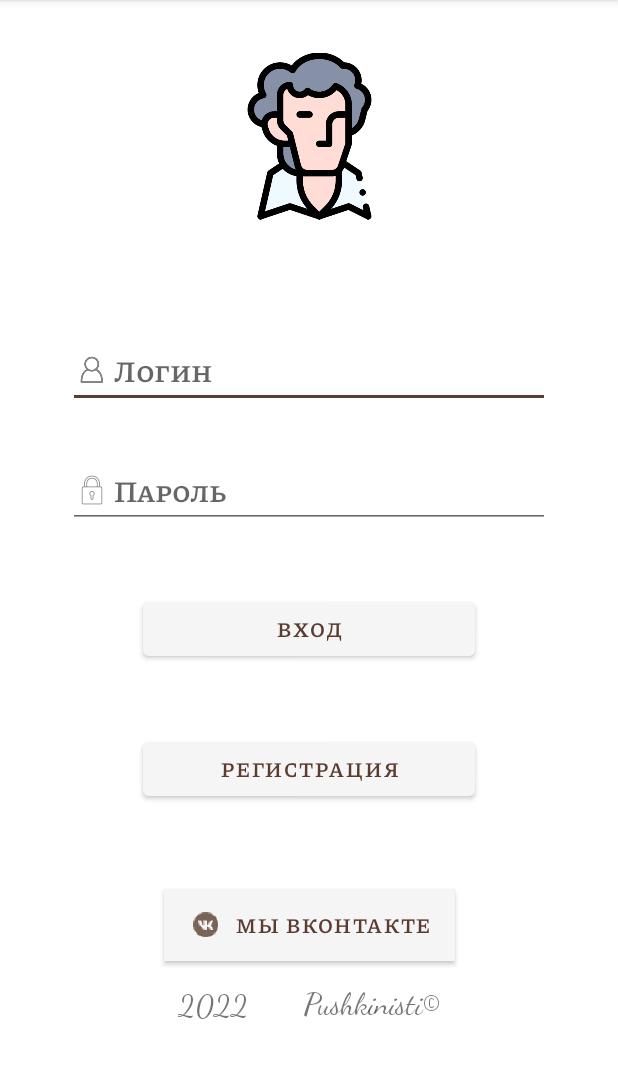
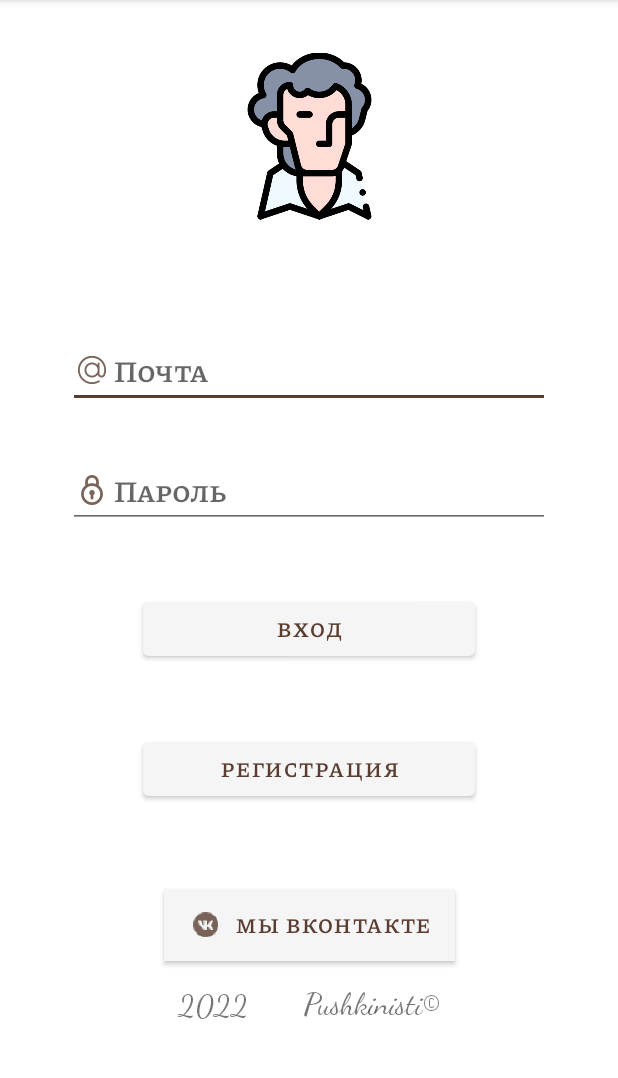
Before and after one commit to MrSmIlEyar/software_for_the_lyceum9_java, an Android app: the screen it shows after launch (MainActivity), after a tap on "ВХОД", on a phone screen of 412 x 824 dp, the part 84-1162 px from its top. Run offline under Robolectric (Android 15) with nearby library versions, the phone set to English and light mode, and no system bars; our stand-ins replace Firebase (no records; nobody signed in at launch, a user with empty details on screens opened directly).

Commit message:
autologin and redesign

```diff
--- a/app/src/main/java/com/example/mylyceum/MainActivity.java
+++ b/app/src/main/java/com/example/mylyceum/MainActivity.java
@@ -1,11 +1,15 @@
 package com.example.mylyceum;
 
 import androidx.annotation.NonNull;
+import androidx.appcompat.app.ActionBar;
 import androidx.appcompat.app.AppCompatActivity;
 
+import android.app.ProgressDialog;
 import android.content.Intent;
+
 import android.net.Uri;
 import android.os.Bundle;
+import android.provider.DocumentsContract;
 import android.text.TextUtils;
 import android.view.View;
 import android.widget.Button;
@@ -21,13 +25,17 @@ import com.google.firebase.auth.FirebaseUser;
 import com.google.firebase.database.DatabaseReference;
 import com.google.firebase.database.FirebaseDatabase;
 
+import java.io.FileNotFoundException;
+import java.util.Scanner;
+import java.io.File;
+
 public class MainActivity extends AppCompatActivity {
     private Button entrance; //кнопка входа
     private EditText password; //строка ввода пароля
     private ImageButton eye; //глазик на поле ввода пароля
     private EditText login; //поле ввода логина
     private Button signup; //кнопка регистрации
-    private Button vk;
+    private Button vk; //кнопка перевода на ВК
     private int flag; //флаг на режимы глазика
     private int id; //режим глазика, когда пароль виден
     private int id2; //режим глазика, когда пароль не виден
@@ -35,9 +43,14 @@ public class MainActivity extends AppCompatActivity {
     private String groupUser = "Users";
     private FirebaseAuth mAuth;
     private FirebaseAuth.AuthStateListener mAuthListener;
+    private ActionBar ab;
 
     @Override
     protected void onCreate(Bundle savedInstanceState) {
+        if (!(check.getUserName(MainActivity.this).length() == 0)) {
+            Intent intent = new Intent(MainActivity.this, main2.class);
+            startActivity(intent);
+        }
         super.onCreate(savedInstanceState);
         setContentView(R.layout.activity_main);
 
@@ -48,7 +61,7 @@ public class MainActivity extends AppCompatActivity {
             public void onAuthStateChanged(@NonNull FirebaseAuth firebaseAuth) {
                 FirebaseUser user = firebaseAuth.getCurrentUser();
                 if (user != null) {
-                    // User is signed in
+                    // User sign in
 
                 } else {
                     // User is signed out
@@ -68,18 +81,13 @@ public class MainActivity extends AppCompatActivity {
     }
 
     public void onClick(View view) {
-        if(view.getId() == R.id.entrance)
-        {
-            signin(login.getText().toString(),password.getText().toString());
-        }
-        else if (view.getId() == R.id.signup)
-        {
-            registration(login.getText().toString(),password.getText().toString());
+        if (view.getId() == R.id.entrance) {
+            signin(login.getText().toString(), password.getText().toString());
+        } else if (view.getId() == R.id.signup) {
+            registration(login.getText().toString(), password.getText().toString());
 //            Intent intent = new Intent(MainActivity.this, signup.class);
 //            startActivity(intent);
-        }
-        else if (view.getId() == R.id.vk_link)
-        {
+        } else if (view.getId() == R.id.vk_link) {
             Intent intent = new Intent(Intent.ACTION_VIEW, Uri.parse("https://vk.com/pushkinisti"));
             startActivity(intent);
         }
@@ -87,36 +95,38 @@ public class MainActivity extends AppCompatActivity {
     }
 
 
-    public void signin(String email , String password)
-    {
-        mAuth.signInWithEmailAndPassword(email,password).addOnCompleteListener(this, new OnCompleteListener<AuthResult>() {
+    public void signin(String email, String password) {
+        mAuth.signInWithEmailAndPassword(email, password).addOnCompleteListener(this, new OnCompleteListener<AuthResult>() {
+            ProgressDialog pg = ProgressDialog.show(MainActivity.this, "", "Выполняется вход...", true);
             @Override
             public void onComplete(@NonNull Task<AuthResult> task) {
-                if(task.isSuccessful()) {
+                if (task.isSuccessful()) {
+                    pg.dismiss();
                     Toast.makeText(MainActivity.this, "Aвторизация успешна", Toast.LENGTH_SHORT).show();
                     Intent intent = new Intent(MainActivity.this, main2.class);
                     startActivity(intent);
 
                 }
-                else if (password.length() < 6)
-                {
+                else if (password.length() < 6) {
+                    pg.dismiss();
                     Toast.makeText(MainActivity.this, "Длина пароля меньше 6 символов", Toast.LENGTH_SHORT).show();
                 }
-                else
-                    Toast.makeText(MainActivity.this, "Aвторизация провалена", Toast.LENGTH_SHORT).show();
+                else {
+                    pg.dismiss();
+                    Toast.makeText(MainActivity.this, "Неверный логин или пароль", Toast.LENGTH_SHORT).show();}
 
             }
         });
     }
-    public void registration (String email , String password){
+
+    public void registration(String email, String password) {
         mAuth.createUserWithEmailAndPassword(email, password).addOnCompleteListener(this, new OnCompleteListener<AuthResult>() {
             @Override
             public void onComplete(@NonNull Task<AuthResult> task) {
-                if(task.isSuccessful())
-                {
+                if (task.isSuccessful()) {
                     Toast.makeText(MainActivity.this, "Регистрация успешна", Toast.LENGTH_SHORT).show();
-                }
-                else
+                    check.setUserName(MainActivity.this, login.toString());
+                } else
                     Toast.makeText(MainActivity.this, "Регистрация провалена", Toast.LENGTH_SHORT).show();
             }
         });
--- /dev/null
+++ b/app/src/main/java/com/example/mylyceum/check.java
@@ -0,0 +1,26 @@
+package com.example.mylyceum;
+
+import android.content.Context;
+import android.content.SharedPreferences;
+import android.preference.PreferenceManager;
+
+public class check
+{
+    static final String PREF_USER_NAME= "username";
+
+    static SharedPreferences getSharedPreferences(Context ctx) {
+        return PreferenceManager.getDefaultSharedPreferences(ctx);
+    }
+
+    public static void setUserName(Context ctx, String userName)
+    {
+        SharedPreferences.Editor editor = getSharedPreferences(ctx).edit();
+        editor.putString(PREF_USER_NAME, userName);
+        editor.commit();
+    }
+
+    public static String getUserName(Context ctx)
+    {
+        return getSharedPreferences(ctx).getString(PREF_USER_NAME, "");
+    }
+}
--- a/app/src/main/java/com/example/mylyceum/signup.java
+++ b/app/src/main/java/com/example/mylyceum/signup.java
@@ -44,8 +44,8 @@ public class signup extends AppCompatActivity {
         login = findViewById(R.id.login);
         flag = 1;
         mylyceumdatabase = FirebaseDatabase.getInstance().getReference(groupUsers);
-        id = getResources().getIdentifier("@android:drawable/ic_hidden", null, null);
-        id2 = getResources().getIdentifier("@android:drawable/ic_open", null, null);
+        id = getResources().getIdentifier("@android:drawable/ic_view", null, null);
+        id2 = getResources().getIdentifier("@android:drawable/ic_hide", null, null);
         password.setInputType(1); //устанавливаем обычный ввод с клавиатуры
         //обрабатываем глазик для поля ввода пароляф
         eye.setOnClickListener(new View.OnClickListener() {
--- a/app/src/main/res/layout/activity_main.xml
+++ b/app/src/main/res/layout/activity_main.xml
@@ -97,10 +97,10 @@
         android:id="@+id/login"
         android:layout_width="match_parent"
         android:layout_height="wrap_content"
-
+        android:inputType="textEmailAddress"
         android:layout_marginHorizontal="45sp"
-        android:drawableLeft="@drawable/ic_login"
-        android:hint=" Логин"
+        android:drawableLeft="@drawable/ic_email"
+        android:hint=" Почта"
         android:scrollbarThumbHorizontal="@null"
         android:scrollbarThumbVertical="@null"
         android:textColor="#5A3D30"
--- a/app/src/main/res/layout/activity_signup.xml
+++ b/app/src/main/res/layout/activity_signup.xml
@@ -28,7 +28,7 @@
         android:layout_alignEnd="@id/password"
         android:layout_marginTop="300sp"
         android:backgroundTint="#00FFFFFF"
-        app:srcCompat="@android:drawable/ic_menu_view" />
+        app:srcCompat="@drawable/ic_view" />
 
     <EditText
         android:id="@+id/login"
```
Also changed, not shown: app/src/main/res/drawable-hdpi/ic_email.png (added), app/src/main/res/drawable-hdpi/ic_password.png, app/src/main/res/drawable-mdpi/ic_email.png (added), app/src/main/res/drawable-mdpi/ic_password.png, app/src/main/res/drawable-xhdpi/ic_email.png (added), app/src/main/res/drawable-xhdpi/ic_password.png, app/src/main/res/drawable-xxhdpi/ic_email.png (added), app/src/main/res/drawable-xxhdpi/ic_password.png, app/src/main/res/drawable-xxxhdpi/ic_email.png (added), app/src/main/res/drawable-xxxhdpi/ic_password.png.
